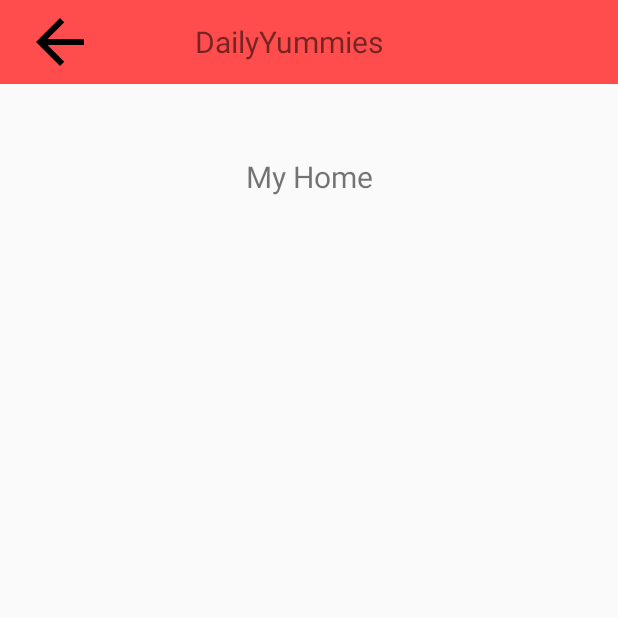
After one commit to 445611/DailyYummis, an Android app: the SettingsActivity screen opened directly, with no data from a screen before it, on a phone screen of 412 x 824 dp, the top half of it. The commit adds this screen. Run offline under Robolectric (Android 15) with nearby library versions, the phone set to English and light mode, and no system bars.

Commit message:
Settings activity added. Connection between settings and main activity via buttons.

```diff
--- a/App/app/build.gradle
+++ b/App/app/build.gradle
@@ -31,8 +31,8 @@ dependencies {
     implementation 'androidx.appcompat:appcompat:1.0.2'
     implementation 'androidx.core:core-ktx:1.0.2'
     implementation 'androidx.constraintlayout:constraintlayout:1.1.3'
-    implementation 'com.android.support:appcompat-v7:+'
-    implementation "com.android.support:support-core-utils:28.0.0"
+    implementation "androidx.fragment:fragment-ktx:1.2.4"
+    implementation 'androidx.navigation:navigation-fragment-ktx:2.2.1'
     testImplementation 'junit:junit:4.12'
     androidTestImplementation 'androidx.test.ext:junit:1.1.1'
     androidTestImplementation 'androidx.test.espresso:espresso-core:3.2.0'
--- a/App/app/src/main/AndroidManifest.xml
+++ b/App/app/src/main/AndroidManifest.xml
@@ -16,6 +16,10 @@
                 <category android:name="android.intent.category.LAUNCHER" />
             </intent-filter>
         </activity>
+        <activity
+            android:name=".SettingsActivity"
+            android:theme="@style/Theme.AppCompat.Light.NoActionBar">
+        </activity>
     </application>
 
 </manifest>
--- /dev/null
+++ b/App/app/src/main/java/com/example/dailyyummies/SettingsActivity.kt
@@ -0,0 +1,24 @@
+package com.example.dailyyummies
+
+import android.content.Intent
+import android.os.Bundle
+import android.widget.ImageButton
+import androidx.appcompat.app.AppCompatActivity
+import androidx.appcompat.widget.Toolbar
+
+class SettingsActivity : AppCompatActivity() {
+
+    override fun onCreate(savedInstanceState: Bundle?) {
+        super.onCreate(savedInstanceState)
+        setContentView(R.layout.activity_settings)
+
+        val toolbar = findViewById<Toolbar>(R.id.settings_toolbar)
+        setSupportActionBar(toolbar)
+
+        val backButton = findViewById<ImageButton>(R.id.back_button)
+        backButton.setOnClickListener {
+            val intent = Intent(this.baseContext, MainActivity::class.java)
+            startActivity(intent)
+        }
+    }
+}
--- /dev/null
+++ b/App/app/src/main/res/drawable/ic_arrow_back_black_24dp.xml
@@ -0,0 +1,4 @@
+<vector android:height="48dp" android:viewportHeight="24.0"
+    android:viewportWidth="24.0" android:width="48dp" xmlns:android="http://schemas.android.com/apk/res/android">
+    <path android:fillColor="#FF000000" android:pathData="M20,11H7.83l5.59,-5.59L12,4l-8,8 8,8 1.41,-1.41L7.83,13H20v-2z"/>
+</vector>
--- a/App/app/src/main/res/layout/activity_main.xml
+++ b/App/app/src/main/res/layout/activity_main.xml
@@ -13,6 +13,7 @@
 
     <fragment
         android:id="@+id/fragment"
+        android:name="androidx.navigation.fragment.NavHostFragment"
         android:layout_width="413dp"
         android:layout_height="678dp"
         app:layout_constraintBottom_toBottomOf="parent"
--- /dev/null
+++ b/App/app/src/main/res/layout/activity_settings.xml
@@ -0,0 +1,25 @@
+<?xml version="1.0" encoding="utf-8"?>
+<androidx.constraintlayout.widget.ConstraintLayout xmlns:android="http://schemas.android.com/apk/res/android"
+    xmlns:app="http://schemas.android.com/apk/res-auto"
+    xmlns:tools="http://schemas.android.com/tools"
+    android:layout_width="match_parent"
+    android:layout_height="match_parent"
+    android:orientation="vertical"
+    tools:context=".SettingsActivity">
+
+    <include
+        android:id="@+id/include"
+        layout="@layout/toolbar_settings_layout" />
+
+    <TextView
+        android:id="@+id/textView2"
+        android:layout_width="wrap_content"
+        android:layout_height="wrap_content"
+        android:layout_marginTop="48dp"
+        android:text="@string/settings_home"
+        android:textSize="20dp"
+        app:layout_constraintEnd_toEndOf="parent"
+        app:layout_constraintStart_toStartOf="parent"
+        app:layout_constraintTop_toBottomOf="@+id/include" />
+
+</androidx.constraintlayout.widget.ConstraintLayout>
--- a/App/app/src/main/res/layout/fragment_home.xml
+++ /dev/null
@@ -1,6 +0,0 @@
-<?xml version="1.0" encoding="utf-8"?>
-<androidx.constraintlayout.widget.ConstraintLayout
-    xmlns:android="http://schemas.android.com/apk/res/android" android:layout_width="match_parent"
-    android:layout_height="match_parent">
-
-</androidx.constraintlayout.widget.ConstraintLayout>
--- a/App/app/src/main/res/layout/toolbar_home_layout.xml
+++ b/App/app/src/main/res/layout/toolbar_home_layout.xml
@@ -11,7 +11,7 @@
         android:text="@string/app_name"
         android:textSize="20dp"
         android:layout_marginLeft="130dp"
-        android:id="@+id/toolbar_title"/>
+        android:id="@+id/main_toolbar_title"/>
 
     <ImageButton
         android:id="@+id/settings_button"
--- /dev/null
+++ b/App/app/src/main/res/layout/toolbar_settings_layout.xml
@@ -0,0 +1,25 @@
+<?xml version="1.0" encoding="utf-8"?>
+<androidx.appcompat.widget.Toolbar
+    xmlns:android="http://schemas.android.com/apk/res/android"
+    android:layout_width="match_parent"
+    android:layout_height="wrap_content"
+    android:background="@color/colorMainBarRed"
+    android:id="@+id/settings_toolbar">
+
+    <ImageButton
+        android:id="@+id/back_button"
+        android:layout_width="48dp"
+        android:layout_height="48dp"
+        android:background="@color/colorMainBarRed"
+        android:src="@drawable/ic_arrow_back_black_24dp" />
+
+    <TextView
+        android:layout_width="wrap_content"
+        android:layout_height="wrap_content"
+        android:text="@string/app_name"
+        android:textSize="20dp"
+        android:layout_marginLeft="82dp"
+        android:id="@+id/settings_toolbar_title"/>
+
+
+</androidx.appcompat.widget.Toolbar>
--- a/App/app/src/main/res/values/strings.xml
+++ b/App/app/src/main/res/values/strings.xml
@@ -1,3 +1,4 @@
 <resources>
     <string name="app_name">DailyYummies</string>
+    <string name="settings_home">My Home</string>
 </resources>
```
Also changed, not shown: App/app/src/main/java/com/example/dailyyummies/MainActivity.kt (+10 -1 lines), App/app/src/main/res/menu/main_toolbar_menu.xml (deleted, +0 -9 lines).
